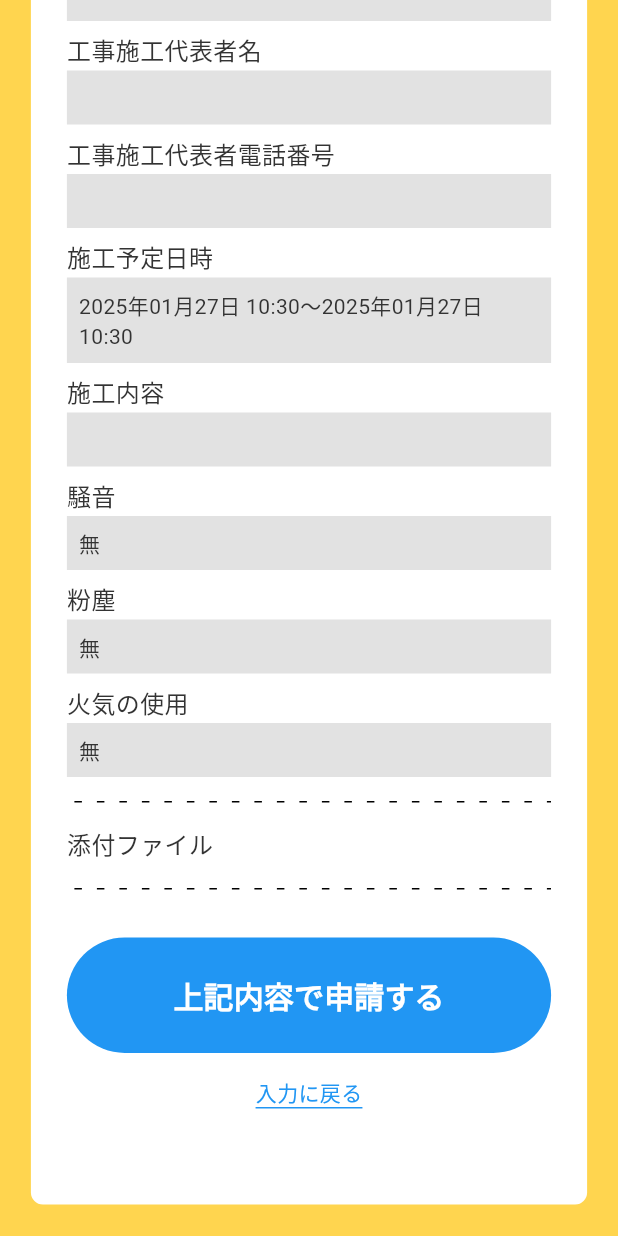
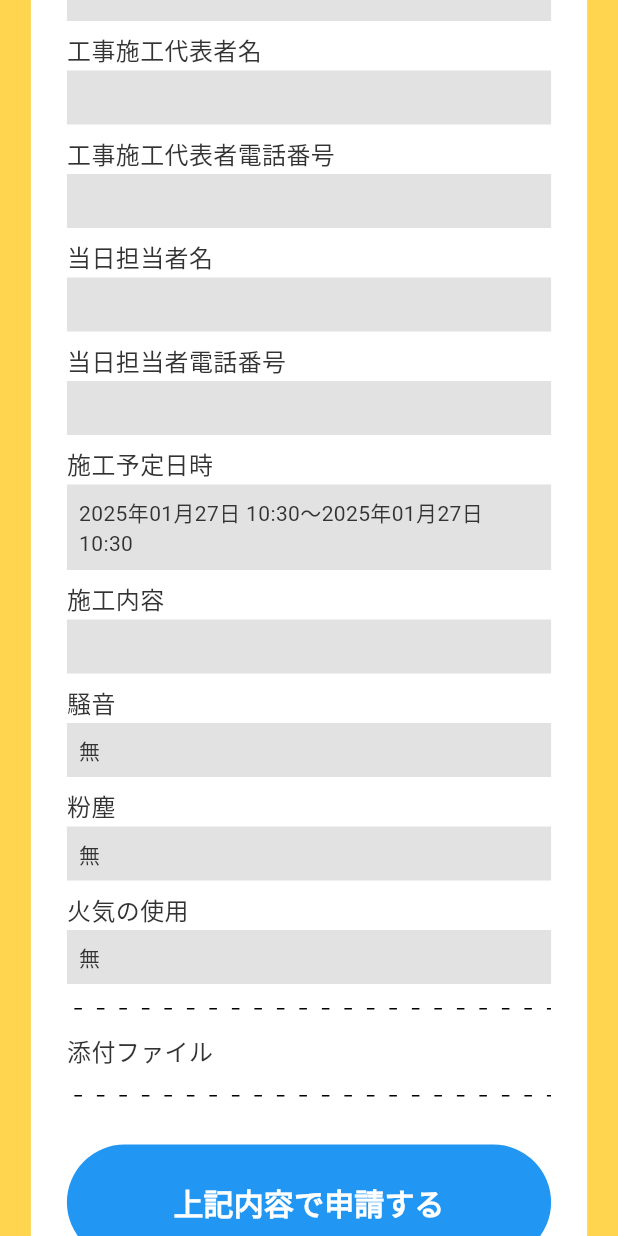
Before and after one commit to agora-creation/miel_work_request_const_web, a Flutter app: the Step2Screen screen opened directly with empty values, scrolled down 576 dp, on a phone screen of 412 x 824 dp. Run offline on Flutter 3.47's test engine with Material 3 defaults, Android fonts, the phone set to English and light mode, and no system bars; our stand-ins replace calendar_date_picker2, cloud_firestore, file_picker, firebase_auth, firebase_core, firebase_messaging and 6 more; missing offline and left inert: alert_banner, board_datetime_picker, common_utils; accounts and stored records are empty; Roboto replaces fonts that are missing (SourceHanSansJP-Bold, SourceHanSansJP-Regular).

Commit message:
20250127 agora commit

```diff
--- a/lib/models/request_const.dart
+++ b/lib/models/request_const.dart
@@ -10,6 +10,8 @@ class RequestConstModel {
   String _constName = '';
   String _constUserName = '';
   String _constUserTel = '';
+  String _chargeUserName = '';
+  String _chargeUserTel = '';
   DateTime _constStartedAt = DateTime.now();
   DateTime _constEndedAt = DateTime.now();
   bool _constAtPending = false;
@@ -38,6 +40,8 @@ class RequestConstModel {
   String get constName => _constName;
   String get constUserName => _constUserName;
   String get constUserTel => _constUserTel;
+  String get chargeUserName => _chargeUserName;
+  String get chargeUserTel => _chargeUserTel;
   DateTime get constStartedAt => _constStartedAt;
   DateTime get constEndedAt => _constEndedAt;
   bool get constAtPending => _constAtPending;
@@ -68,6 +72,8 @@ class RequestConstModel {
     _constName = data['constName'] ?? '';
     _constUserName = data['constUserName'] ?? '';
     _constUserTel = data['constUserTel'] ?? '';
+    _chargeUserName = data['chargeUserName'] ?? '';
+    _chargeUserTel = data['chargeUserTel'] ?? '';
     _constStartedAt = data['constStartedAt'].toDate() ?? DateTime.now();
     _constEndedAt = data['constEndedAt'].toDate() ?? DateTime.now();
     _constAtPending = data['constAtPending'] ?? false;
--- a/lib/providers/request_const.dart
+++ b/lib/providers/request_const.dart
@@ -22,6 +22,8 @@ class RequestConstProvider with ChangeNotifier {
     required String companyUserEmail,
     required String companyUserTel,
     required String constUserTel,
+    required String chargeUserName,
+    required String chargeUserTel,
   }) async {
     String? error;
     if (companyName == '') return '店舗名は必須入力です';
@@ -29,6 +31,8 @@ class RequestConstProvider with ChangeNotifier {
     if (companyUserEmail == '') return '店舗責任者メールアドレスは必須入力です';
     if (companyUserTel == '') return '店舗責任者電話番号は必須入力です';
     if (constUserTel == '') return '工事施工代表者電話番号は必須入力です';
+    if (chargeUserName == '') return '当日担当者名は必須入力です';
+    if (chargeUserTel == '') return '当日担当者電話番号は必須入力です';
     return error;
   }
 
@@ -40,6 +44,8 @@ class RequestConstProvider with ChangeNotifier {
     required String constName,
     required String constUserName,
     required String constUserTel,
+    required String chargeUserName,
+    required String chargeUserTel,
     required DateTime constStartedAt,
     required DateTime constEndedAt,
     required bool constAtPending,
@@ -86,6 +92,8 @@ class RequestConstProvider with ChangeNotifier {
           'constName': constName,
           'constUserName': constUserName,
           'constUserTel': constUserTel,
+          'chargeUserName': chargeUserName,
+          'chargeUserTel': chargeUserTel,
           'constStartedAt': constStartedAt,
           'constEndedAt': constEndedAt,
           'constAtPending': constAtPending,
@@ -146,6 +154,8 @@ class RequestConstProvider with ChangeNotifier {
 【工事施工会社名】$constName
 【工事施工代表者名】$constUserName
 【工事施工代表者電話番号】$constUserTel
+【当日担当者名】$chargeUserName
+【当日担当者電話番号】$chargeUserTel
 【施工予定日時】$constAtText
 【施工内容】
 $constContent
--- a/lib/screens/step2.dart
+++ b/lib/screens/step2.dart
@@ -23,6 +23,8 @@ class Step2Screen extends StatefulWidget {
   final String constName;
   final String constUserName;
   final String constUserTel;
+  final String chargeUserName;
+  final String chargeUserTel;
   final DateTime constStartedAt;
   final DateTime constEndedAt;
   final bool constAtPending;
@@ -43,6 +45,8 @@ class Step2Screen extends StatefulWidget {
     required this.constName,
     required this.constUserName,
     required this.constUserTel,
+    required this.chargeUserName,
+    required this.chargeUserTel,
     required this.constStartedAt,
     required this.constEndedAt,
     required this.constAtPending,
@@ -142,6 +146,16 @@ class _Step2ScreenState extends State<Step2Screen> {
                   ),
                   const SizedBox(height: 8),
                   FormLabel(
+                    '当日担当者名',
+                    child: FormValue(widget.chargeUserName),
+                  ),
+                  const SizedBox(height: 8),
+                  FormLabel(
+                    '当日担当者電話番号',
+                    child: FormValue(widget.chargeUserTel),
+                  ),
+                  const SizedBox(height: 8),
+                  FormLabel(
                     '施工予定日時',
                     child: FormValue(
                       widget.constAtPending
@@ -231,6 +245,8 @@ class _Step2ScreenState extends State<Step2Screen> {
                         constName: widget.constName,
                         constUserName: widget.constUserName,
                         constUserTel: widget.constUserTel,
+                        chargeUserName: widget.chargeUserName,
+                        chargeUserTel: widget.chargeUserTel,
                         constStartedAt: widget.constStartedAt,
                         constEndedAt: widget.constEndedAt,
                         constAtPending: widget.constAtPending,
```
Also changed, not shown: lib/screens/step1.dart (+28 -0 lines), 1 other file.
